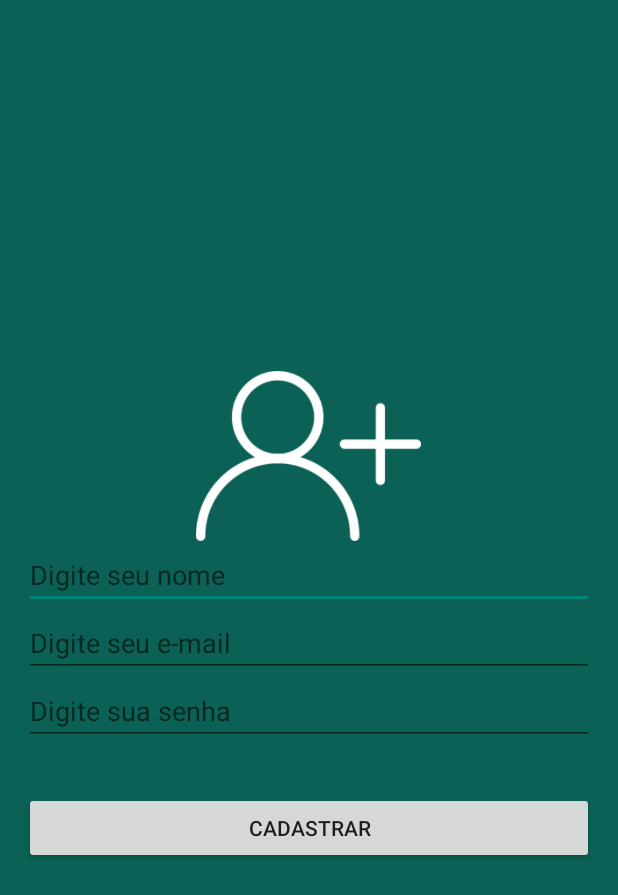
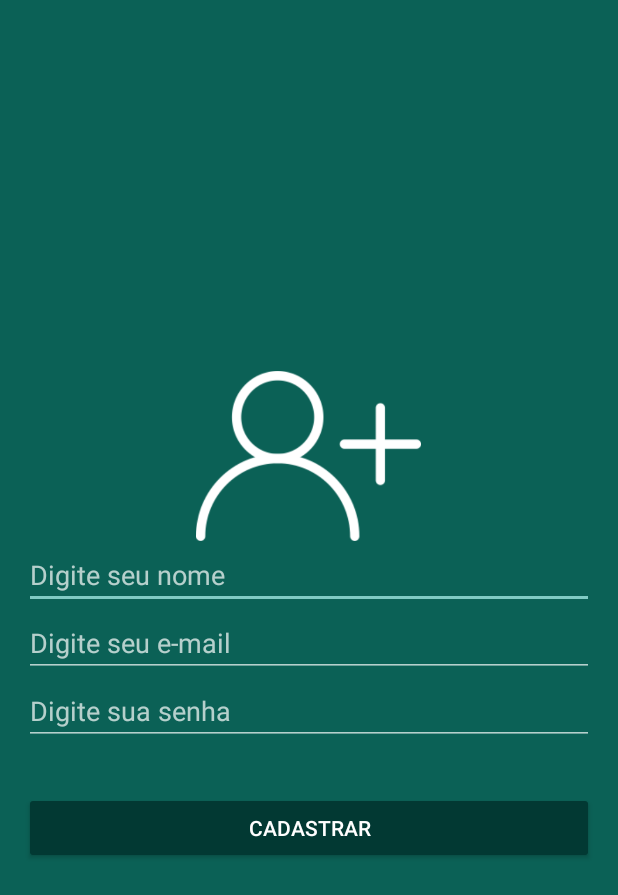
Before and after one commit to cbcarlos07/WhatsApp, an Android app: the CadastroUsuarioActivity screen opened directly, with no data from a screen before it, on a phone screen of 412 x 824 dp. Shown: the top 895 px of the screen. Run offline under Robolectric (Android 15) with nearby library versions, the phone set to English and light mode, and no system bars; our stand-ins replace Firebase (no records; nobody signed in at launch, a user with empty details on screens opened directly).

Commit message:
Curso de Android -  Botoes

```diff
--- a/app/src/main/res/layout/activity_cadastro_usuario.xml
+++ b/app/src/main/res/layout/activity_cadastro_usuario.xml
@@ -60,5 +60,6 @@
         android:layout_below="@+id/edit_cadastro_senha"
         android:layout_alignParentRight="true"
         android:layout_alignParentEnd="true"
-        android:layout_marginTop="31dp" />
+        android:layout_marginTop="31dp"
+        android:theme="@style/botaoPadrao"/>
 </RelativeLayout>
--- a/app/src/main/res/layout/activity_login2.xml
+++ b/app/src/main/res/layout/activity_login2.xml
@@ -3,6 +3,7 @@
     xmlns:tools="http://schemas.android.com/tools"
     android:layout_width="match_parent"
     android:layout_height="match_parent"
+    xmlns:app="http://schemas.android.com/apk/res-auto"
     android:paddingBottom="@dimen/activity_vertical_margin"
     android:paddingLeft="@dimen/activity_horizontal_margin"
     android:paddingRight="@dimen/activity_horizontal_margin"
@@ -48,7 +49,8 @@
         android:id="@+id/bt_logar"
         android:layout_centerVertical="true"
         android:layout_alignParentLeft="true"
-        android:layout_alignParentStart="true" />
+        android:layout_alignParentStart="true"
+        android:theme="@style/botaoPadrao"/>
 
     <TextView
         android:layout_width="wrap_content"
--- a/app/src/main/res/menu/menu_main.xml
+++ b/app/src/main/res/menu/menu_main.xml
@@ -5,7 +5,7 @@
       tools:context=".MainActivity" >
 
       <item
-          android:id="@+id/action_setting"
+          android:id="@+id/item_configuracoes"
           android:title="@string/item_configuracoes"
           android:orderInCategory="100"
           app:showAsAction="never" />
--- a/app/src/main/res/values/colors.xml
+++ b/app/src/main/res/values/colors.xml
@@ -1,6 +1,7 @@
 <?xml version="1.0" encoding="utf-8"?>
 <resources>
     <color name="colorPrimaryDark">#0a5048</color>
+    <color name="colorPrimaryDarker">#023933</color>
     <color name="colorPrimary">#0b6156</color>
     <color name="textColorPrimary">#ffffff</color>
 </resources>
--- a/app/src/main/res/values/styles.xml
+++ b/app/src/main/res/values/styles.xml
@@ -1,18 +1,24 @@
 <resources>
 
     <!-- Base application theme. -->
-    <style name="AppTheme" parent="Theme.AppCompat.Light.DarkActionBar">
+    <style name="AppTheme" parent="Theme.AppCompat.NoActionBar">
         <!-- Customize your theme here. -->
-        <item name="windowNoTitle">true</item>
-        <item name="windowActionBar">false</item>
+        <!--<item name="windowNoTitle">true</item>
+        <item name="windowActionBar">false</item>-->
         <item name="colorPrimaryDark">@color/colorPrimaryDark</item>
         <item name="colorPrimary">@color/colorPrimary</item>
+        <item name="android:windowBackground">@android:color/white</item> <!-- cor de background do corpo do app -->
+        <item name="android:itemBackground">@android:color/white</item><!-- cor de background do item de menu -->
+        <item name="android:textColor">@android:color/black</item><!-- cor de background do texto do menu -->
+
 
     </style>
 
-    <style name="AppTheme.AppBarOverlay" parent="ThemeOverlay.AppCompat.Dark.ActionBar" />
-
-    <style name="AppTheme.PopupOverlay" parent="ThemeOverlay.AppCompat.Light" />
+   <style name="botaoPadrao" parent="Theme.AppCompat.Light">
+       <item name="colorButtonNormal">@color/colorPrimaryDarker</item>
+       <item name="colorControlHighlight">@color/colorPrimary</item> <!-- mudar de cor ao clicar -->
+       <item name="android:textColor">@android:color/white</item>
+   </style>
 
 
 </resources>
```
Also changed, not shown: app/src/main/java/br/com/whatsappandroid/cursoandroid/whatsapp/activity/MainActivity.java (+26 -0 lines).
